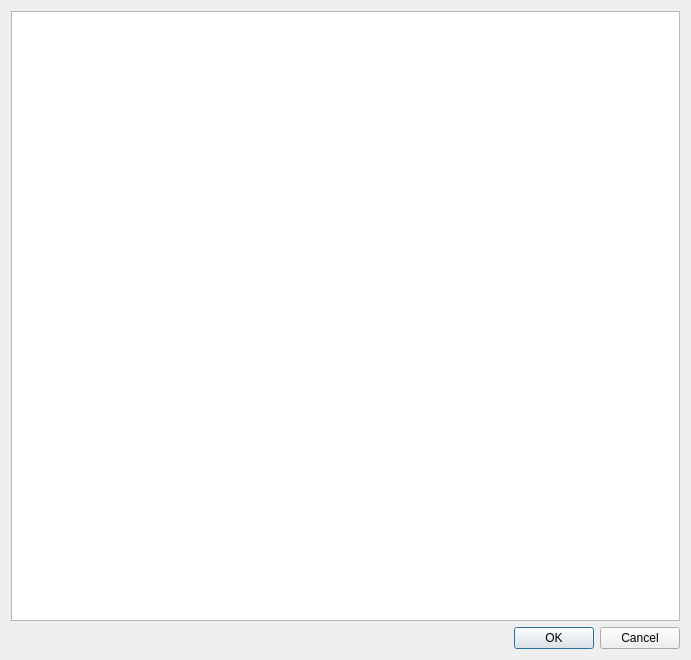
Before: the Qt Designer form clunarfeaturessearch.ui in PavelMr/skytechx, drawn with Qt 5.
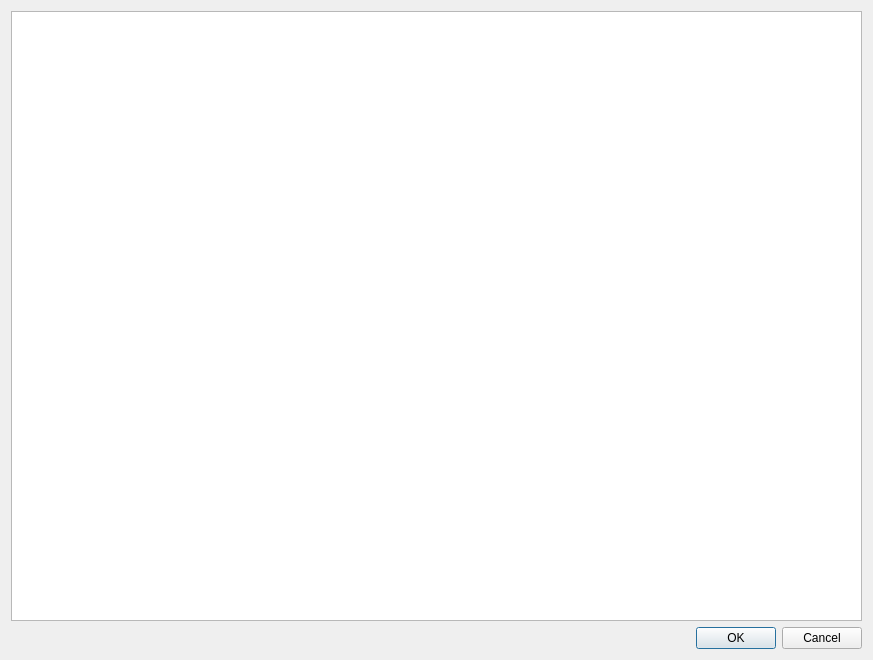
After: the same form once the commit is applied.

```diff
--- a/clunarfeaturessearch.ui
+++ b/clunarfeaturessearch.ui
@@ -6,7 +6,7 @@
    <rect>
     <x>0</x>
     <y>0</y>
-    <width>691</width>
+    <width>873</width>
     <height>660</height>
    </rect>
   </property>
```
